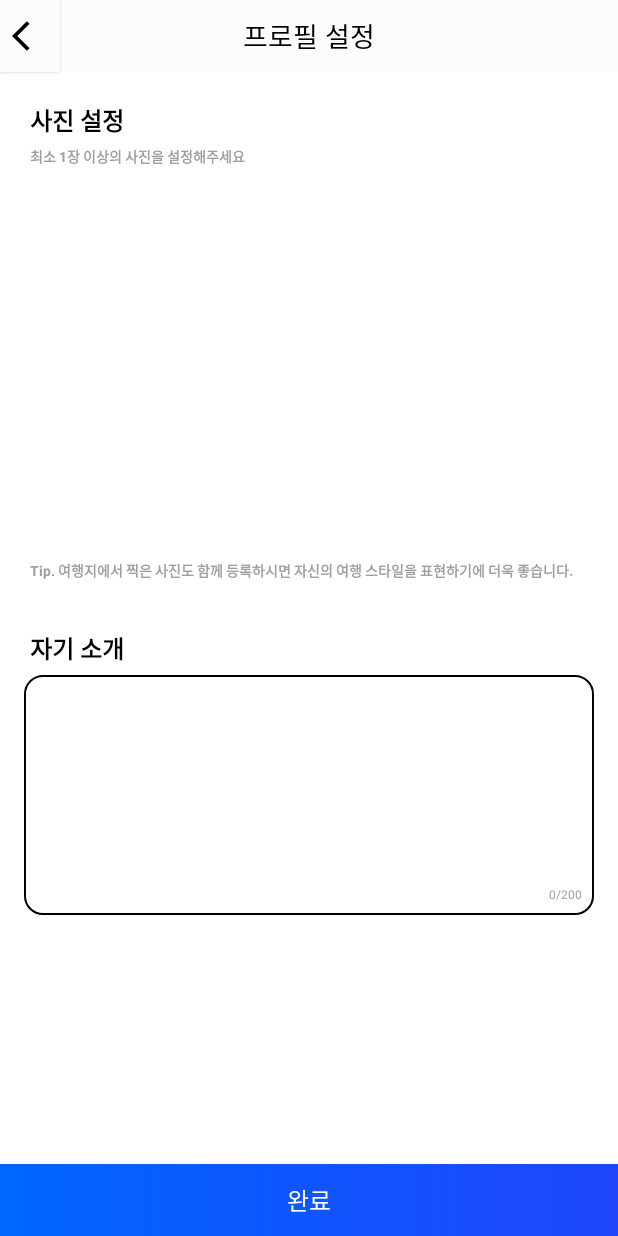
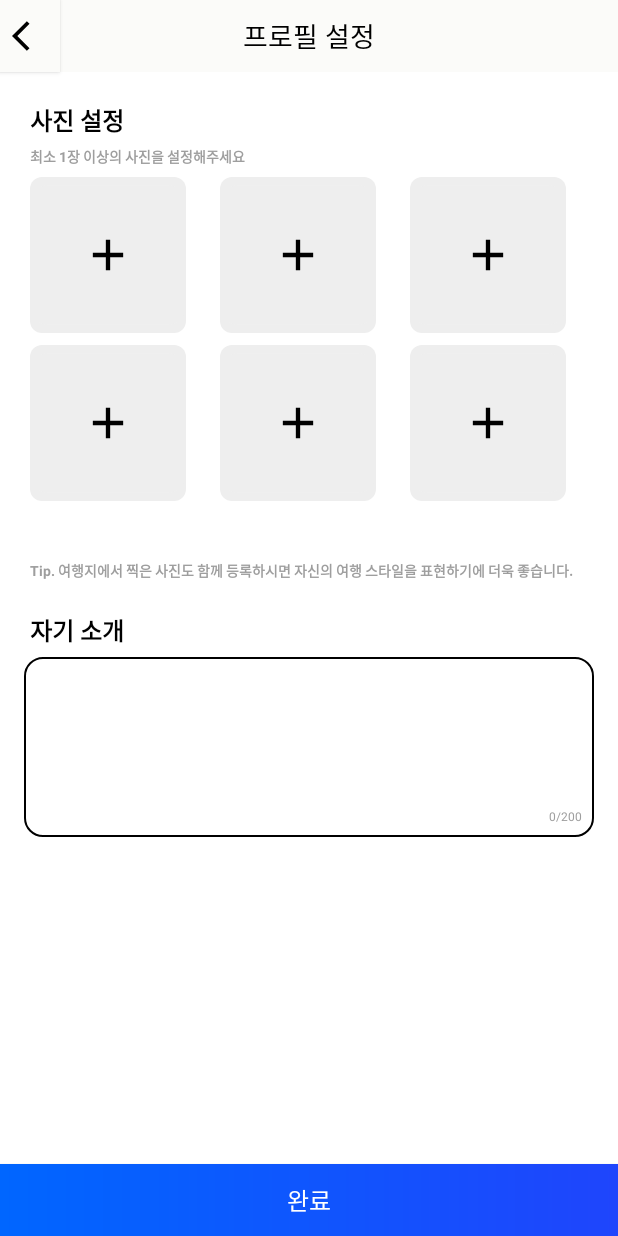
Before and after one commit to yuoTring/rea-versec, an Android app: the FillUserImageActivity screen opened directly, with no data from a screen before it, on a phone screen of 412 x 824 dp. Run offline under Robolectric (Android 15) with nearby library versions, the phone set to English and light mode, and no system bars; our stand-ins replace Room's generated code; libraries missing offline, so code that uses them is left out: com.yalantis.ucrop.

Commit message:
2022-09-03-001-upload image on the way and last ver of uri_List

```diff
--- a/pre-tring-save - Copy/app/src/main/java/com/versec/versecko/data/datasource/remote/UserRemoteDataSource.kt
+++ b/pre-tring-save - Copy/app/src/main/java/com/versec/versecko/data/datasource/remote/UserRemoteDataSource.kt
@@ -5,6 +5,7 @@ import com.google.firebase.auth.PhoneAuthCredential
 import com.versec.versecko.data.entity.UserEntity
 import com.versec.versecko.util.Results
 import kotlinx.coroutines.flow.Flow
+import java.io.File
 
 interface UserRemoteDataSource {
 
@@ -27,4 +28,6 @@ interface UserRemoteDataSource {
 
     suspend fun likeUser (userEntity: UserEntity)
 
+    suspend fun uploadImage (file: File)
+
 }
--- a/pre-tring-save - Copy/app/src/main/java/com/versec/versecko/data/repository/UserRepository.kt
+++ b/pre-tring-save - Copy/app/src/main/java/com/versec/versecko/data/repository/UserRepository.kt
@@ -5,6 +5,7 @@ import com.versec.domain.model.UserModel
 import com.versec.versecko.data.entity.UserEntity
 import com.versec.versecko.util.Results
 import kotlinx.coroutines.flow.Flow
+import java.io.File
 
 interface UserRepository {
 
@@ -27,6 +28,9 @@ interface UserRepository {
     suspend fun checkNickName (nickName : String) :Results<Int>
     suspend fun getUsersWithGeoHash (latitude : Double, longitude : Double, radiusInMeter : Int) : List<UserEntity>
 
+    suspend fun uploadImage (file: File)
+
+
     //--------------------------------------------------------------------------------------------------------------------------------------------------------------------------------------------------------
     suspend fun likeUser (userEntity: UserEntity)
 
--- a/pre-tring-save - Copy/app/src/main/java/com/versec/versecko/data/repository/UserRepositoryImpl.kt
+++ b/pre-tring-save - Copy/app/src/main/java/com/versec/versecko/data/repository/UserRepositoryImpl.kt
@@ -6,6 +6,7 @@ import com.versec.versecko.data.datasource.remote.UserRemoteDataSource
 import com.versec.versecko.data.entity.UserEntity
 import com.versec.versecko.util.Results
 import kotlinx.coroutines.flow.Flow
+import java.io.File
 
 class UserRepositoryImpl (
     private val localDataSource : UserLocalDataSource,
@@ -89,6 +90,11 @@ class UserRepositoryImpl (
         return remoteDataSource.getUsersWithGeoHash(latitude, longitude, radiusInMeter)
     }
 
+    override suspend fun uploadImage(file: File) {
+
+        remoteDataSource.uploadImage(file)
+    }
+
     override suspend fun likeUser(userEntity: UserEntity) {
 
         localDataSource.insertUser(userEntity)
--- a/pre-tring-save - Copy/app/src/main/java/com/versec/versecko/view/di/DiModule.kt
+++ b/pre-tring-save - Copy/app/src/main/java/com/versec/versecko/view/di/DiModule.kt
@@ -64,7 +64,8 @@ val userViewModelModule = module {
     viewModel { SignInViewModel(get()) }
     viewModel { ProfileViewModel(get()) }
     viewModel { ProfileModifyViewModel(get()) }
-    viewModel { FillInUserInfoViewModel(get()) }
+    viewModel { FillUserInfoViewModel(get()) }
+    viewModel { FillUserImageViewModel(get()) }
     viewModel { MatchingViewModel(get()) }
 }
 
--- a/pre-tring-save - Copy/app/src/main/java/com/versec/versecko/view/signup/FillUserImageActivity.kt
+++ b/pre-tring-save - Copy/app/src/main/java/com/versec/versecko/view/signup/FillUserImageActivity.kt
@@ -1,14 +1,144 @@
 package com.versec.versecko.view.signup
 
-import com.versec.versecko.R
+import android.content.Intent
+import android.net.Uri
+import android.os.Build
 import androidx.appcompat.app.AppCompatActivity
 import android.os.Bundle
+import android.provider.MediaStore
+import android.util.Log
+import android.view.View
+import androidx.recyclerview.widget.GridLayoutManager
+import androidx.recyclerview.widget.RecyclerView
+import com.versec.versecko.data.entity.UserEntity
+import com.versec.versecko.databinding.ActivityFillUserImageBinding
+import com.versec.versecko.view.signup.adapter.ImageAdapter
+import com.yalantis.ucrop.UCrop
+import java.io.File
+import java.time.LocalDateTime
 
 class FillUserImageActivity : AppCompatActivity()
 {
+    private lateinit var userEntity: UserEntity
+
+    private lateinit var binding : ActivityFillUserImageBinding
+    private lateinit var view : View
+
+    private lateinit var layoutManager: RecyclerView.LayoutManager
+    private lateinit var imageAdapter: ImageAdapter
+
+    private lateinit var emptyList: MutableList<String>
+    private lateinit var imageList: MutableList<Uri>
+
+    private var onClickImagePosition : Int = 0
+
     override fun onCreate(savedInstanceState: Bundle?)
     {
         super.onCreate(savedInstanceState)
-        setContentView(R.layout.activity_fill_user_image)
+
+        binding = ActivityFillUserImageBinding.inflate(layoutInflater)
+        view = binding.root
+        setContentView(view)
+
+        userEntity = UserEntity()
+        emptyList = mutableListOf("empty","empty","empty","empty","empty","empty")
+        imageList = mutableListOf(Uri.parse("---"),Uri.parse("---"),Uri.parse("---"),Uri.parse("---"),Uri.parse("---"),Uri.parse("---"))
+
+        layoutManager = GridLayoutManager(this,3,RecyclerView.VERTICAL, false)
+
+        binding.buttonBack.setOnClickListener { finish() }
+
+        val resourceId = resources.getIdentifier("button_add","drawable", packageName)
+
+        imageAdapter = ImageAdapter(emptyList, imageList, resourceId) { item, position ->
+
+            // add a new image
+            if (emptyList.get(position) == "empty") {
+
+                onClickImagePosition = position
+                startActivityForResult(Intent(Intent.ACTION_PICK, MediaStore.Images.Media.INTERNAL_CONTENT_URI), 100)
+
+            }
+            // already image added
+            else {
+
+            }
+
+
+        }
+
+        binding.recyclerChosenImages.layoutManager = layoutManager
+        binding.recyclerChosenImages.adapter = imageAdapter
+
+
+
+
+
+
+
+
+
+
+
+        binding.buttonComplete.setOnClickListener {
+
+            var checkImageReadyOrNot = false
+
+            emptyList.forEach {
+                if (it == "image")
+                    checkImageReadyOrNot = true
+            }
+
+            /**
+            imageList.forEachIndexed { index, uri ->
+
+                if (it == Uri.parse("---"))
+
+            }**/
+
+
+
+
+
+        }
+
     }
+
+
+    override fun onActivityResult(requestCode: Int, resultCode: Int, data: Intent?) {
+        super.onActivityResult(requestCode, resultCode, data)
+
+        if (requestCode == 100 && resultCode == RESULT_OK && data != null) {
+
+            val uri : Uri? = data.data
+
+            val uCrop = uri?.let {
+                if (Build.VERSION.SDK_INT >= Build.VERSION_CODES.O) {
+                    UCrop.of(it, Uri.fromFile(File(cacheDir, "cropped___"+LocalDateTime.now().toString()+".png")))
+                        .withAspectRatio(1.0F, 1.0F)
+                        .start(this)
+                }
+            }
+
+        }
+        else if (requestCode ==100 && resultCode == RESULT_CANCELED) { }
+        else if (requestCode == UCrop.REQUEST_CROP && resultCode == RESULT_OK && data != null) {
+
+            val croppedImageUri = UCrop.getOutput(data)
+
+            if (croppedImageUri != null) {
+                imageList.set(onClickImagePosition, croppedImageUri)
+                emptyList.set(onClickImagePosition, "image")
+                imageAdapter.updateList(emptyList, imageList)
+                imageAdapter.notifyDataSetChanged()
+            }
+        }
+        else if (resultCode == UCrop.RESULT_ERROR) {
+            Log.d("error", "filluserimage-uploadimage-ucrop-error")
+
+        }
+    }
+
+
+
 }
--- /dev/null
+++ b/pre-tring-save - Copy/app/src/main/java/com/versec/versecko/view/signup/adapter/ImageAdapter.kt
@@ -0,0 +1,73 @@
+package com.versec.versecko.view.signup.adapter
+
+import android.net.Uri
+import android.view.LayoutInflater
+import android.view.RoundedCorner
+import android.view.ViewGroup
+import androidx.recyclerview.widget.RecyclerView
+import com.bumptech.glide.Glide
+import com.bumptech.glide.load.resource.bitmap.RoundedCorners
+import com.bumptech.glide.request.RequestOptions
+import com.versec.versecko.databinding.ItemRecyclerImageBinding
+
+class ImageAdapter (
+
+    var emptyList : MutableList<String>,
+    var imageList : MutableList<Uri>,
+    val resourceId : Int,
+    private val onClick : (String?, Int) -> Unit
+
+        ) : RecyclerView.Adapter<ImageAdapter.ViewHolder>(){
+
+
+    inner class ViewHolder (val binding : ItemRecyclerImageBinding) : RecyclerView.ViewHolder(binding.root)
+    {
+        fun bind(item : String?, position: Int, onClick: (String?, Int) -> Unit) {
+
+            binding.buttonAddImage.setOnClickListener {
+                onClick(item, position)
+            }
+        }
+
+
+    }
+
+    override fun onCreateViewHolder(parent: ViewGroup, viewType: Int): ViewHolder {
+        val binding = ItemRecyclerImageBinding.inflate(LayoutInflater.from(parent.context), parent, false)
+
+        return ViewHolder(binding)
+    }
+
+    override fun onBindViewHolder(holder: ViewHolder, position: Int) {
+
+        holder.bind(emptyList.get(position), position, onClick)
+
+        if (emptyList.get(position) == "image") {
+
+            if (imageList.get(position) != null) {
+
+                Glide
+                    .with(holder.binding.root)
+                    .load(imageList.get(position))
+                    .apply(RequestOptions.bitmapTransform(RoundedCorners(8)))
+                    .into(holder.binding.buttonAddImage)
+            }
+
+        }
+        else {
+
+            holder.binding.buttonAddImage.setImageResource(resourceId)
+
+        }
+    }
+
+    override fun getItemCount(): Int {
+        return emptyList.size
+    }
+
+    fun updateList (emptyList: MutableList<String>, imageList: MutableList<Uri>) {
+        this.emptyList = emptyList
+        this.imageList = imageList
+    }
+
+}
--- a/pre-tring-save - Copy/app/src/main/java/com/versec/versecko/viewmodel/FillInUserInfoViewModel.kt
+++ b/pre-tring-save - Copy/app/src/main/java/com/versec/versecko/viewmodel/FillUserInfoViewModel.kt
@@ -8,7 +8,7 @@ import com.versec.versecko.data.repository.UserRepository
 import com.versec.versecko.util.Results
 import kotlinx.coroutines.launch
 
-class FillInUserInfoViewModel (
+class FillUserInfoViewModel (
 
     private val repository: UserRepository
 
--- /dev/null
+++ b/pre-tring-save - Copy/app/src/main/res/drawable/button_add.xml
@@ -0,0 +1,26 @@
+<?xml version="1.0" encoding="utf-8"?>
+<layer-list xmlns:android="http://schemas.android.com/apk/res/android">
+
+    <item>
+        <shape>
+            <solid android:color="@color/gray_superlight"/>
+            <size
+                android:width="40dp"
+                android:height="48dp"
+                />
+
+            <corners
+                android:radius="8dp"/>
+        </shape>
+    </item>
+
+    <item
+        android:gravity="center"
+        android:drawable="@drawable/icon_add"
+        android:top="20dp"
+        android:bottom="20dp"
+        android:left="24dp"
+        android:right="24dp"
+        />
+
+</layer-list>
--- /dev/null
+++ b/pre-tring-save - Copy/app/src/main/res/drawable/icon_add.xml
@@ -0,0 +1,5 @@
+<vector android:height="24dp" android:tint="#000000"
+    android:viewportHeight="24" android:viewportWidth="24"
+    android:width="24dp" xmlns:android="http://schemas.android.com/apk/res/android">
+    <path android:fillColor="@android:color/white" android:pathData="M19,13h-6v6h-2v-6H5v-2h6V5h2v6h6v2z"/>
+</vector>
--- a/pre-tring-save - Copy/app/src/main/res/layout/activity_fill_user_image.xml
+++ b/pre-tring-save - Copy/app/src/main/res/layout/activity_fill_user_image.xml
@@ -61,6 +61,8 @@
         android:id="@+id/recyclerChosenImages"
         android:layout_width="match_parent"
         android:layout_height="256dp"
+        android:layout_marginLeft="16dp"
+        android:layout_marginRight="16dp"
         app:layout_constraintTop_toBottomOf="@id/text002"/>
 
     <TextView
@@ -81,7 +83,7 @@
         android:layout_width="wrap_content"
         android:layout_height="28dp"
         android:gravity="center_vertical"
-        android:layout_marginTop="28dp"
+        android:layout_marginTop="16dp"
         android:paddingLeft="20dp"
         android:text="자기 소개"
         android:textColor="@color/black"
@@ -95,7 +97,7 @@
     <EditText
         android:id="@+id/editSelfIntroduction"
         android:layout_width="match_parent"
-        android:layout_height="160dp"
+        android:layout_height="120dp"
         android:background="@drawable/view_corner_white"
         android:layout_marginTop="4dp"
         android:layout_marginLeft="16dp"
--- a/pre-tring-save - Copy/app/src/main/res/layout/activity_user_test.xml
+++ b/pre-tring-save - Copy/app/src/main/res/layout/activity_user_test.xml
@@ -30,10 +30,7 @@
             android:layout_width="104dp"
             android:layout_height="104dp"
             android:layout_margin="16dp"
-            android:text="+"
-            android:textColor="@color/black"
-            android:textSize="40sp"
-            android:background="@drawable/button_corner_16_gray_light"
+            android:background="@drawable/button_add"
             app:layout_constraintTop_toTopOf="parent"
             app:layout_constraintStart_toStartOf="parent"/>
 
--- a/pre-tring-save - Copy/app/src/main/res/layout/item_recycler_image.xml
+++ b/pre-tring-save - Copy/app/src/main/res/layout/item_recycler_image.xml
@@ -5,13 +5,12 @@
     android:background="@color/white"
     xmlns:app="http://schemas.android.com/apk/res-auto">
 
-    <androidx.appcompat.widget.AppCompatButton
+    <ImageView
+        android:id="@+id/buttonAddImage"
         android:layout_width="104dp"
         android:layout_height="104dp"
-        android:background="@drawable/button_corner_8_lightgray"
-        android:text="+"
-        android:textColor="@color/black"
-        android:textSize="24sp"
+        android:layout_margin="4dp"
+        android:background="@drawable/button_add"
         app:layout_constraintTop_toTopOf="parent"
         app:layout_constraintBottom_toBottomOf="parent"
         app:layout_constraintStart_toStartOf="parent"
```
Also changed, not shown: pre-tring-save - Copy/app/build.gradle (+6 -1 lines), pre-tring-save - Copy/app/src/main/java/com/versec/versecko/data/datasource/remote/UserRemoteDataSourceImpl.kt (+52 -3 lines), pre-tring-save - Copy/app/src/main/java/com/versec/versecko/view/UserTestActivity.kt (+81 -11 lines), pre-tring-save - Copy/app/src/main/java/com/versec/versecko/view/signup/EntryActivity.kt (+3 -6 lines), pre-tring-save - Copy/app/src/main/java/com/versec/versecko/view/signup/FillUserInfoActivity.kt (+2 -9 lines), pre-tring-save - Copy/app/src/main/java/com/versec/versecko/viewmodel/FillUserImageViewModel.kt (added, +23 -0 lines), pre-tring-save - Copy/app/src/main/java/com/versec/versecko/viewmodel/UserViewModel.kt (+11 -0 lines).
